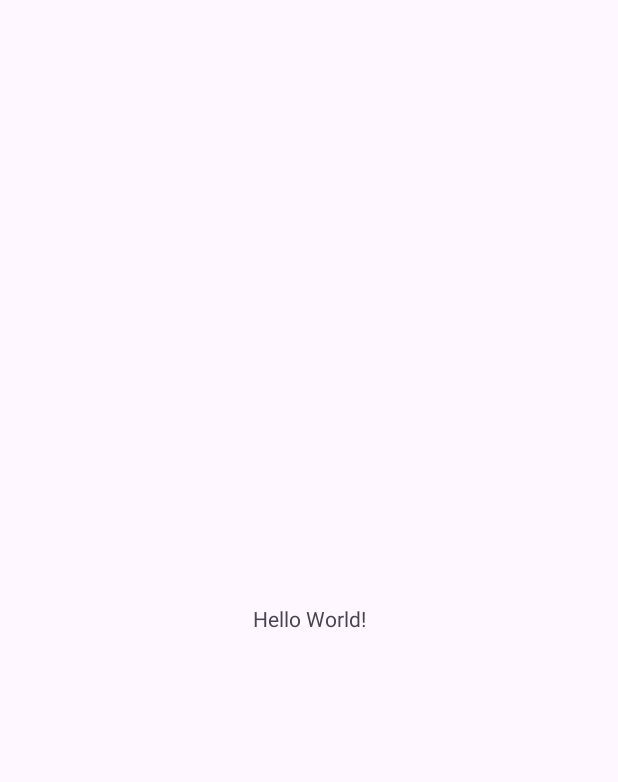
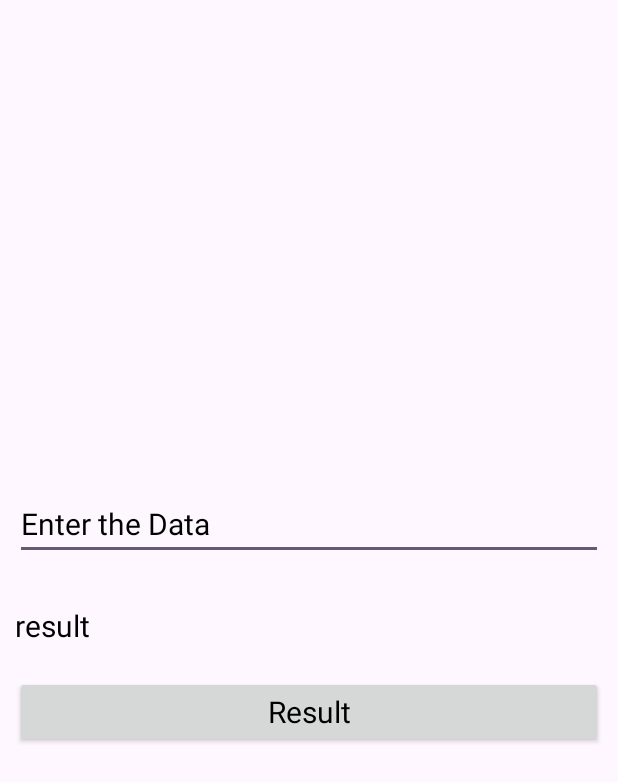
Before and after one commit to Kelaskaraditya1/Regression-Model-with-Android, an Android app: the screen it shows after launch (MainActivity), on a phone screen of 412 x 824 dp. Before the commit the part shown is almost empty. Shown: the top 782 px of the screen. Run offline under Robolectric (Android 15) with nearby library versions, the phone set to English and light mode, and no system bars; our stand-ins replace data binding; libraries missing offline, so code that uses them is left out: org.tensorflow.lite; 3 statements that could not run were skipped.

Commit message:
Final commit

```diff
--- a/app/src/main/res/layout/activity_main.xml
+++ b/app/src/main/res/layout/activity_main.xml
@@ -1,19 +1,59 @@
 <?xml version="1.0" encoding="utf-8"?>
-<androidx.constraintlayout.widget.ConstraintLayout xmlns:android="http://schemas.android.com/apk/res/android"
+<layout
+    xmlns:android="http://schemas.android.com/apk/res/android"
     xmlns:app="http://schemas.android.com/apk/res-auto"
-    xmlns:tools="http://schemas.android.com/tools"
+    xmlns:tools="http://schemas.android.com/tools">
+    <androidx.constraintlayout.widget.ConstraintLayout
         android:id="@+id/main"
         android:layout_width="match_parent"
         android:layout_height="match_parent"
         tools:context=".MainActivity">
-
-    <TextView
-        android:layout_width="wrap_content"
+        <androidx.appcompat.widget.LinearLayoutCompat
+            android:layout_width="match_parent"
             android:layout_height="wrap_content"
-        android:text="Hello World!"
+            app:layout_constraintTop_toTopOf="parent"
             app:layout_constraintBottom_toBottomOf="parent"
-        app:layout_constraintEnd_toEndOf="parent"
-        app:layout_constraintStart_toStartOf="parent"
-        app:layout_constraintTop_toTopOf="parent" />
-
+            app:layout_constraintRight_toRightOf="parent"
+            app:layout_constraintLeft_toLeftOf="parent"
+            app:layout_constraintVertical_bias="0.5"
+            android:orientation="vertical"
+            android:padding="10dp">
+            <androidx.appcompat.widget.AppCompatEditText
+                android:id="@+id/data"
+                android:layout_width="match_parent"
+                android:layout_height="0dp"
+                android:layout_weight="1"
+                android:hint="Enter the Data"
+                android:textSize="20sp"
+                android:textAppearance="@color/black"
+                android:textColor="@color/black"
+                android:textColorHint="@color/black">
+            </androidx.appcompat.widget.AppCompatEditText>
+            <androidx.appcompat.widget.AppCompatTextView
+                android:id="@+id/result"
+                android:layout_width="match_parent"
+                android:layout_height="0dp"
+                android:layout_weight="1"
+                android:layout_marginTop="30dp"
+                android:textSize="20sp"
+                android:textColor="@color/black"
+                android:textAppearance="@color/black"
+                android:textAlignment="textStart"
+                android:text="result">
+            </androidx.appcompat.widget.AppCompatTextView>
+            <androidx.appcompat.widget.AppCompatButton
+                android:id="@+id/resultButton"
+                android:layout_width="match_parent"
+                android:layout_height="0dp"
+                android:layout_weight="1"
+                android:layout_marginTop="20dp"
+                android:text="Result"
+                android:textAlignment="center"
+                android:textColorHint="@color/black"
+                android:textAppearance="@color/black"
+                android:textColor="@color/black"
+                android:textSize="20sp">
+            </androidx.appcompat.widget.AppCompatButton>
+        </androidx.appcompat.widget.LinearLayoutCompat>
     </androidx.constraintlayout.widget.ConstraintLayout>
+</layout>
--- a/gradle/libs.versions.toml
+++ b/gradle/libs.versions.toml
@@ -9,6 +9,7 @@ appcompat = "1.7.0"
 material = "1.12.0"
 activity = "1.8.0"
 constraintlayout = "2.1.4"
+tensorflowLite = "2.16.1"
 
 [libraries]
 androidx-core-ktx = { group = "androidx.core", name = "core-ktx", version.ref = "coreKtx" }
@@ -19,6 +20,7 @@ androidx-appcompat = { group = "androidx.appcompat", name = "appcompat", version
 material = { group = "com.google.android.material", name = "material", version.ref = "material" }
 androidx-activity = { group = "androidx.activity", name = "activity", version.ref = "activity" }
 androidx-constraintlayout = { group = "androidx.constraintlayout", name = "constraintlayout", version.ref = "constraintlayout" }
+tensorflow-lite = { group = "org.tensorflow", name = "tensorflow-lite", version.ref = "tensorflowLite" }
 
 [plugins]
 androidApplication = { id = "com.android.application", version.ref = "agp" }
```
Also changed, not shown: app/build.gradle.kts (+8 -2 lines), app/src/main/java/com/starkindustries/regressionmodel/MainActivity.kt (+41 -0 lines), 2 other files. Lines whose indentation alone changed are shown as unchanged.
